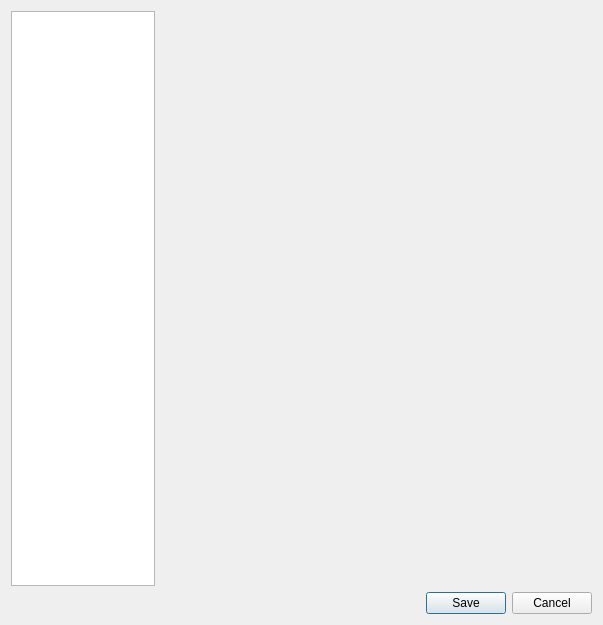
This is native/src/DovahKit/ui/options_window/options_window.ui in DavidJCobb/DovahKit as Qt 5 draws it before an edit. The edited form follows.
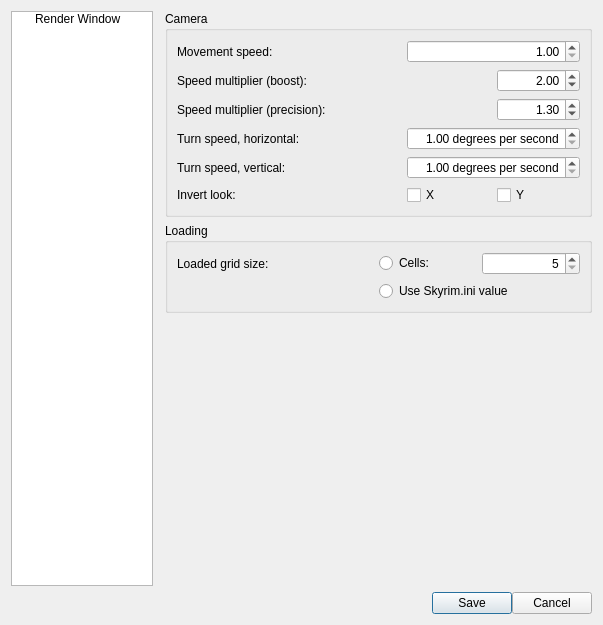
This is the edited form.

What changed in the file:
```diff
--- a/native/src/DovahKit/ui/options_window/options_window.ui
+++ b/native/src/DovahKit/ui/options_window/options_window.ui
@@ -14,6 +14,9 @@
    <string>DovahKit Options</string>
   </property>
   <layout class="QGridLayout" name="gridLayout" columnstretch="1,3">
+   <property name="horizontalSpacing">
+    <number>12</number>
+   </property>
    <item row="0" column="0">
     <widget class="QTreeWidget" name="navbar">
      <property name="whatsThis">
@@ -42,6 +45,11 @@
        <string>Section</string>
       </property>
      </column>
+     <item>
+      <property name="text">
+       <string>Render Window</string>
+      </property>
+     </item>
     </widget>
    </item>
    <item row="0" column="1">
@@ -49,7 +57,267 @@
      <property name="focusPolicy">
       <enum>Qt::TabFocus</enum>
      </property>
-     <widget class="QWidget" name="page"/>
+     <widget class="QWidget" name="pageRenderWindow">
+      <layout class="QGridLayout" name="gridLayout_2">
+       <property name="leftMargin">
+        <number>0</number>
+       </property>
+       <property name="topMargin">
+        <number>0</number>
+       </property>
+       <property name="rightMargin">
+        <number>0</number>
+       </property>
+       <property name="bottomMargin">
+        <number>0</number>
+       </property>
+       <item row="0" column="0">
+        <widget class="QGroupBox" name="groupBox">
+         <property name="title">
+          <string>Camera</string>
+         </property>
+         <layout class="QGridLayout" name="gridLayout_3" columnstretch="2,0,0,0">
+          <item row="3" column="1">
+           <spacer name="horizontalSpacer_2">
+            <property name="orientation">
+             <enum>Qt::Horizontal</enum>
+            </property>
+            <property name="sizeType">
+             <enum>QSizePolicy::Preferred</enum>
+            </property>
+            <property name="sizeHint" stdset="0">
+             <size>
+              <width>8</width>
+              <height>8</height>
+             </size>
+            </property>
+           </spacer>
+          </item>
+          <item row="0" column="0">
+           <widget class="QLabel" name="label">
+            <property name="text">
+             <string>Movement speed:</string>
+            </property>
+            <property name="buddy">
+             <cstring>iniPref_fCameraSpeedNormal</cstring>
+            </property>
+           </widget>
+          </item>
+          <item row="6" column="0">
+           <widget class="QLabel" name="label_6">
+            <property name="text">
+             <string>Turn speed, vertical:</string>
+            </property>
+            <property name="buddy">
+             <cstring>iniPref_fTurnSpeedDegreesPerSecondY</cstring>
+            </property>
+           </widget>
+          </item>
+          <item row="5" column="0">
+           <widget class="QLabel" name="label_5">
+            <property name="text">
+             <string>Turn speed, horizontal:</string>
+            </property>
+            <property name="buddy">
+             <cstring>iniPref_fTurnSpeedDegreesPerSecondX</cstring>
+            </property>
+           </widget>
+          </item>
+          <item row="3" column="2">
+           <widget class="QDoubleSpinBox" name="iniPref_fCameraSpeedMultBoost">
+            <property name="alignment">
+             <set>Qt::AlignRight|Qt::AlignTrailing|Qt::AlignVCenter</set>
+            </property>
+            <property name="minimum">
+             <double>0.050000000000000</double>
+            </property>
+            <property name="maximum">
+             <double>10.000000000000000</double>
+            </property>
+            <property name="value">
+             <double>2.000000000000000</double>
+            </property>
+           </widget>
+          </item>
+          <item row="4" column="1">
+           <spacer name="horizontalSpacer_3">
+            <property name="orientation">
+             <enum>Qt::Horizontal</enum>
+            </property>
+            <property name="sizeType">
+             <enum>QSizePolicy::Preferred</enum>
+            </property>
+            <property name="sizeHint" stdset="0">
+             <size>
+              <width>8</width>
+              <height>8</height>
+             </size>
+            </property>
+           </spacer>
+          </item>
+          <item row="4" column="0">
+           <widget class="QLabel" name="label_3">
+            <property name="text">
+             <string>Speed multiplier (precision):</string>
+            </property>
+            <property name="buddy">
+             <cstring>iniPref_fCameraSpeedMultPrecision</cstring>
+            </property>
+           </widget>
+          </item>
+          <item row="5" column="1" colspan="2">
+           <widget class="QDoubleSpinBox" name="iniPref_fTurnSpeedDegreesPerSecondX">
+            <property name="alignment">
+             <set>Qt::AlignRight|Qt::AlignTrailing|Qt::AlignVCenter</set>
+            </property>
+            <property name="suffix">
+             <string> degrees per second</string>
+            </property>
+            <property name="minimum">
+             <double>1.000000000000000</double>
+            </property>
+            <property name="maximum">
+             <double>720.000000000000000</double>
+            </property>
+           </widget>
+          </item>
+          <item row="6" column="1" colspan="2">
+           <widget class="QDoubleSpinBox" name="iniPref_fTurnSpeedDegreesPerSecondY">
+            <property name="alignment">
+             <set>Qt::AlignRight|Qt::AlignTrailing|Qt::AlignVCenter</set>
+            </property>
+            <property name="suffix">
+             <string> degrees per second</string>
+            </property>
+            <property name="minimum">
+             <double>1.000000000000000</double>
+            </property>
+            <property name="maximum">
+             <double>720.000000000000000</double>
+            </property>
+           </widget>
+          </item>
+          <item row="4" column="2">
+           <widget class="QDoubleSpinBox" name="iniPref_fCameraSpeedMultPrecision">
+            <property name="alignment">
+             <set>Qt::AlignRight|Qt::AlignTrailing|Qt::AlignVCenter</set>
+            </property>
+            <property name="minimum">
+             <double>0.050000000000000</double>
+            </property>
+            <property name="maximum">
+             <double>10.000000000000000</double>
+            </property>
+            <property name="value">
+             <double>1.300000000000000</double>
+            </property>
+           </widget>
+          </item>
+          <item row="0" column="1" colspan="2">
+           <widget class="QDoubleSpinBox" name="iniPref_fCameraSpeedNormal">
+            <property name="alignment">
+             <set>Qt::AlignRight|Qt::AlignTrailing|Qt::AlignVCenter</set>
+            </property>
+            <property name="minimum">
+             <double>1.000000000000000</double>
+            </property>
+            <property name="maximum">
+             <double>512.000000000000000</double>
+            </property>
+           </widget>
+          </item>
+          <item row="3" column="0">
+           <widget class="QLabel" name="label_2">
+            <property name="text">
+             <string>Speed multiplier (boost):</string>
+            </property>
+            <property name="buddy">
+             <cstring>iniPref_fCameraSpeedMultBoost</cstring>
+            </property>
+           </widget>
+          </item>
+          <item row="7" column="0">
+           <widget class="QLabel" name="label_7">
+            <property name="text">
+             <string>Invert look:</string>
+            </property>
+           </widget>
+          </item>
+          <item row="7" column="1">
+           <widget class="QCheckBox" name="iniPref_bInvertLookX">
+            <property name="text">
+             <string>X</string>
+            </property>
+           </widget>
+          </item>
+          <item row="7" column="2">
+           <widget class="QCheckBox" name="iniPref_bInvertLookY">
+            <property name="text">
+             <string>Y</string>
+            </property>
+           </widget>
+          </item>
+         </layout>
+        </widget>
+       </item>
+       <item row="2" column="0">
+        <spacer name="verticalSpacer">
+         <property name="orientation">
+          <enum>Qt::Vertical</enum>
+         </property>
+         <property name="sizeHint" stdset="0">
+          <size>
+           <width>8</width>
+           <height>40</height>
+          </size>
+         </property>
+        </spacer>
+       </item>
+       <item row="1" column="0">
+        <widget class="QGroupBox" name="groupBox_2">
+         <property name="title">
+          <string>Loading</string>
+         </property>
+         <layout class="QGridLayout" name="gridLayout_4" columnstretch="2,1,1">
+          <item row="0" column="1">
+           <widget class="QRadioButton" name="iniPref_bLoadedGridSizeOverrideFromSkyrimINI_false">
+            <property name="text">
+             <string>Cells:</string>
+            </property>
+           </widget>
+          </item>
+          <item row="0" column="0">
+           <widget class="QLabel" name="label_4">
+            <property name="text">
+             <string>Loaded grid size:</string>
+            </property>
+           </widget>
+          </item>
+          <item row="0" column="2">
+           <widget class="QSpinBox" name="iniPref_uLoadedGridSize">
+            <property name="alignment">
+             <set>Qt::AlignRight|Qt::AlignTrailing|Qt::AlignVCenter</set>
+            </property>
+            <property name="minimum">
+             <number>5</number>
+            </property>
+            <property name="maximum">
+             <number>32</number>
+            </property>
+           </widget>
+          </item>
+          <item row="1" column="1" colspan="2">
+           <widget class="QRadioButton" name="iniPref_bLoadedGridSizeOverrideFromSkyrimINI_true">
+            <property name="text">
+             <string>Use Skyrim.ini value</string>
+            </property>
+           </widget>
+          </item>
+         </layout>
+        </widget>
+       </item>
+      </layout>
+     </widget>
      <widget class="QWidget" name="page_2"/>
     </widget>
    </item>
```
Left out of the diff: 10 changed lines with no effect on the pictures.
